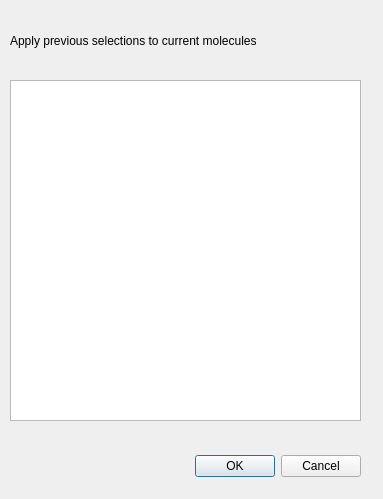
First picture: the form in modules/pmg_qt/forms/historydialog.ui, repository bieniekmateusz/pymol-mdanalysis, before the edit.
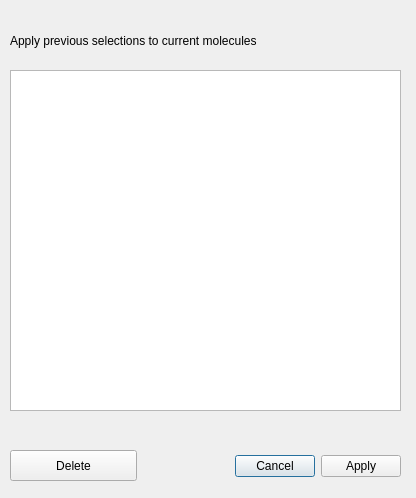
Second picture: the form after the edit.

Commit message: The previously selected labels allows also for deleting items now. Code is currently in the user interface command and should be removed from there.

What changed in the file:
```diff
--- a/modules/pmg_qt/forms/historydialog.ui
+++ b/modules/pmg_qt/forms/historydialog.ui
@@ -6,8 +6,8 @@
    <rect>
     <x>0</x>
     <y>0</y>
-    <width>383</width>
-    <height>499</height>
+    <width>416</width>
+    <height>498</height>
    </rect>
   </property>
   <property name="windowTitle">
@@ -16,9 +16,9 @@
   <widget class="QDialogButtonBox" name="buttonBox">
    <property name="geometry">
     <rect>
-     <x>20</x>
+     <x>160</x>
      <y>450</y>
-     <width>341</width>
+     <width>241</width>
      <height>32</height>
     </rect>
    </property>
@@ -26,15 +26,15 @@
     <enum>Qt::Horizontal</enum>
    </property>
    <property name="standardButtons">
-    <set>QDialogButtonBox::Cancel|QDialogButtonBox::Ok</set>
+    <set>QDialogButtonBox::Apply|QDialogButtonBox::Cancel</set>
    </property>
   </widget>
   <widget class="QListWidget" name="listWidget">
    <property name="geometry">
     <rect>
      <x>10</x>
-     <y>80</y>
-     <width>351</width>
+     <y>70</y>
+     <width>391</width>
      <height>341</height>
     </rect>
    </property>
@@ -61,6 +61,19 @@
     <bool>true</bool>
    </property>
   </widget>
+  <widget class="QPushButton" name="deleteButton">
+   <property name="geometry">
+    <rect>
+     <x>10</x>
+     <y>450</y>
+     <width>127</width>
+     <height>31</height>
+    </rect>
+   </property>
+   <property name="text">
+    <string>Delete</string>
+   </property>
+  </widget>
  </widget>
  <resources/>
  <connections>
```
The commit also changes 2 other files.
